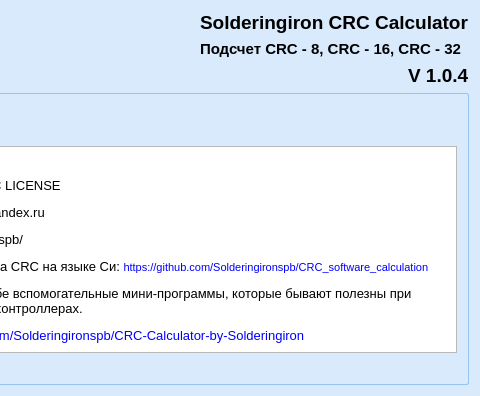
Solderingironspb/CRC-Calculator-by-Solderingiron, file about.ui: the form before one commit; both pictures show x 236 to 716 and y 0 to 396 of the 716 by 396 pixel window.
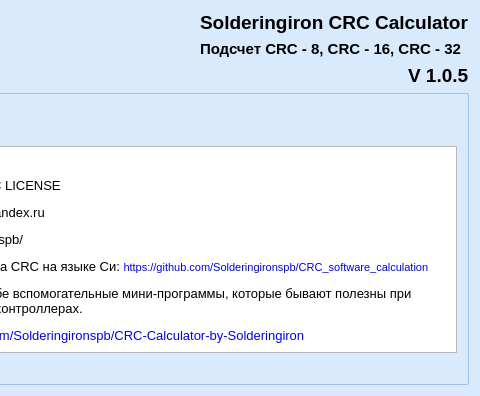
The form after the commit.

The edit to the form file:
```diff
--- a/about.ui
+++ b/about.ui
@@ -126,11 +126,12 @@
            <property name="font">
             <font>
              <pointsize>14</pointsize>
+             <weight>75</weight>
              <bold>true</bold>
             </font>
            </property>
            <property name="text">
-            <string>V 1.0.4</string>
+            <string>V 1.0.5</string>
            </property>
           </widget>
          </item>
```
Left out of the diff: 20 changed lines with no effect on the pictures.
